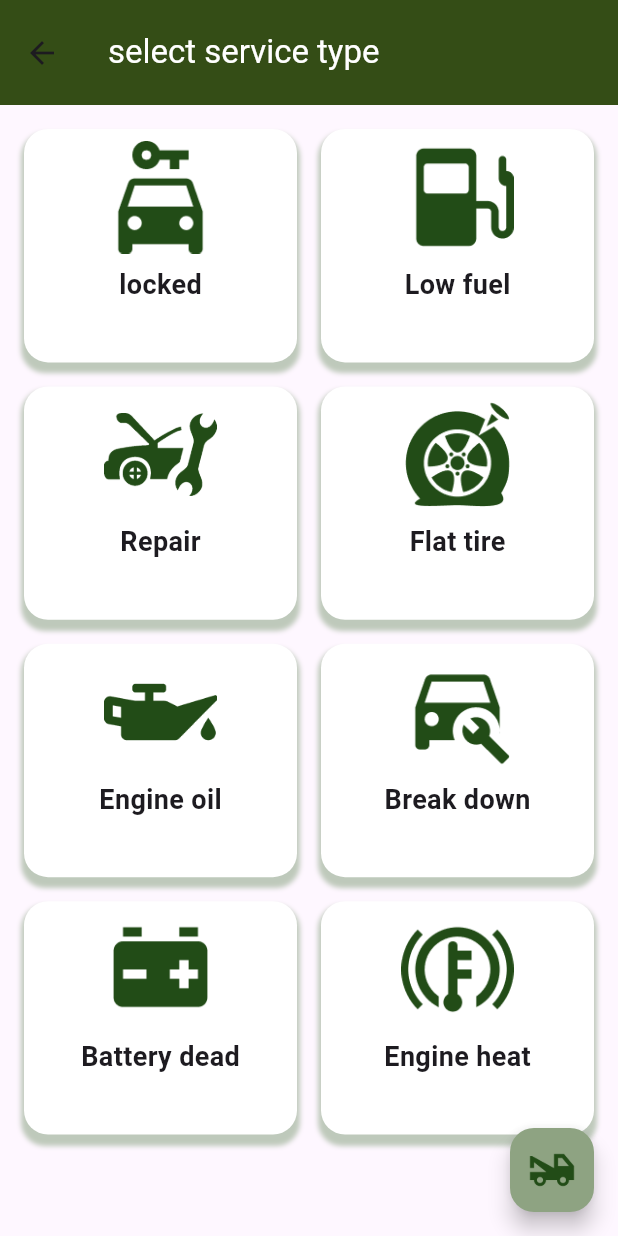
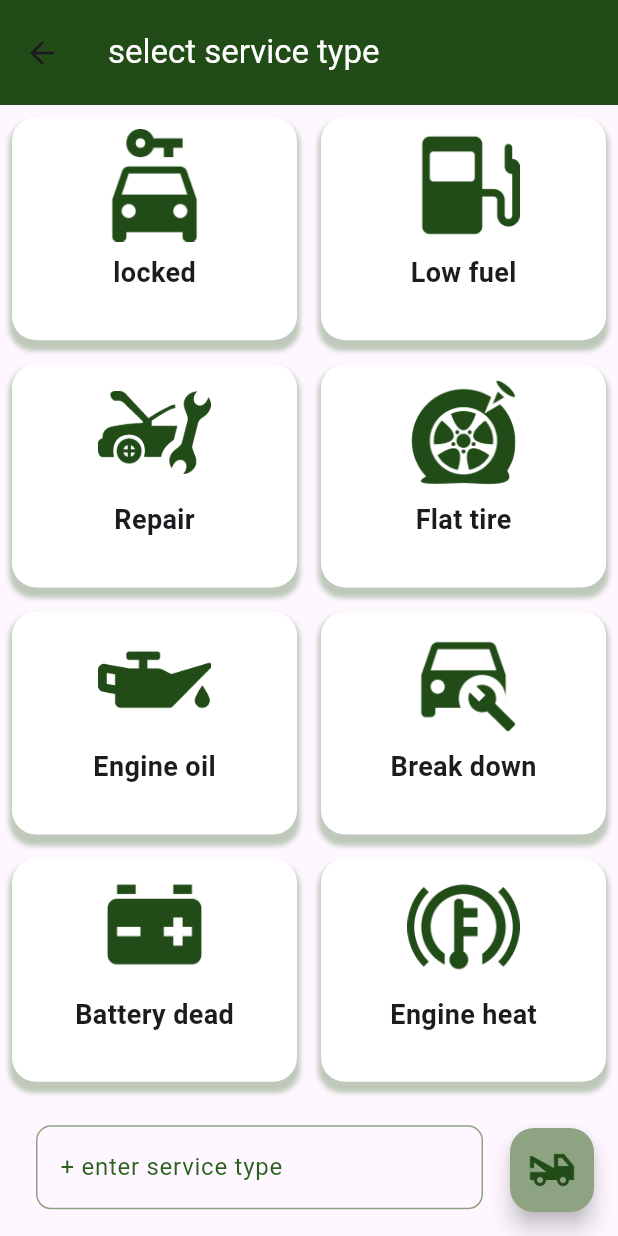
Before and after one commit to MohamedMagdy2810/Roadside-assitance, a Flutter app: the ServivesView screen opened by its route, on a phone screen of 412 x 824 dp. Run offline on Flutter 3.47's test engine with Material 3 defaults, Android fonts, the phone set to English and light mode, and no system bars; our stand-ins replace flutter_bloc, font_awesome_flutter, geolocator, google_maps_flutter, introduction_screen, modal_progress_hud_nsn and 1 more; accounts and stored records are empty.

Commit message:
create a input text fpr custom service

```diff
--- a/lib/views/services_page.dart
+++ b/lib/views/services_page.dart
@@ -1,13 +1,100 @@
+// import 'package:flutter/material.dart';
+// import 'package:roadside_assitance/constants.dart';
+// import 'package:roadside_assitance/models/service_model.dart';
+// import 'package:roadside_assitance/widgets/bottom_sheet.dart';
+// import 'package:roadside_assitance/widgets/custom_service_card.dart';
+// import 'package:roadside_assitance/widgets/custom_text_field.dart';
+
+// class ServivesView extends StatelessWidget {
+
+//   ServivesView({super.key});
+//   static String ID = 'servicsPage';
+//   final List<servicesCard> services = [
+//     servicesCard(
+//       service_model: serviceModel(
+//         name: 'locked',
+//         image: 'assets/images/locked.png',
+//       ),
+//     ),
+//     servicesCard(
+//         service_model: serviceModel(
+//             name: 'Low fuel', image: 'assets/images/low_fuel.png')),
+//     servicesCard(
+//         service_model:
+//             serviceModel(name: 'Repair', image: 'assets/images/Repair.png')),
+//     servicesCard(
+//         service_model: serviceModel(
+//             name: 'Flat tire', image: 'assets/images/flat_tire.png')),
+//     servicesCard(
+//         service_model: serviceModel(
+//             name: 'Engine oil', image: 'assets/images/engine_oil.png')),
+//     servicesCard(
+//         service_model: serviceModel(
+//             name: 'Break down', image: 'assets/images/break_down.png')),
+//     servicesCard(
+//         service_model: serviceModel(
+//             name: 'Battery dead', image: 'assets/images/battery_dead.png')),
+//     servicesCard(
+//         service_model: serviceModel(
+//             name: 'Engine heat', image: 'assets/images/engine_heat.png')),
+//     // servicesCard(
+//     //     service_model: serviceModel(
+//     //         name: 'Custom service', image: 'assets/images/p23.png',)),
+//   ];
+//   @override
+//   Widget build(BuildContext context) {
+//     return Scaffold(
+
+//       appBar: AppBar(
+//         toolbarHeight: 70,
+//         title: const Text(
+//           'select service type',
+//           style: TextStyle(color: Colors.white),
+//         ),
+//         backgroundColor:const  Color(0xff224C17),
+//       ),
+//       body: CustomScrollView(
+//         slivers: [
+//           SliverToBoxAdapter(child:GridView.builder(
+//           clipBehavior: Clip.none,
+//           gridDelegate: const SliverGridDelegateWithFixedCrossAxisCount(
+//             childAspectRatio: 3 / 2.6,
+//             crossAxisCount: 2, // Display two items per row
+//           ),
+//           itemCount: services.length,
+//           itemBuilder: (context, index) {
+//             return services[index];
+//           },
+//         ) ,),
+//         SliverToBoxAdapter(
+//           child: CustomTextField(hintText: 'enter service type'),
+//         )
+//         ],
+
+//       ),
+//       floatingActionButton: FloatingActionButton(onPressed: (){
+//         showModalBottomSheet(
+//           isScrollControlled: true,
+//           context: context, builder: (context){
+//           return const BottomSheetWidget();
+//         });
+//       },
+//       backgroundColor: KprimaryColor,
+//       child:Image.asset('assets/images/towing.png',height: 32,),),
+//     );
+//   }
+// }
 import 'package:flutter/material.dart';
 import 'package:roadside_assitance/constants.dart';
 import 'package:roadside_assitance/models/service_model.dart';
 import 'package:roadside_assitance/widgets/bottom_sheet.dart';
 import 'package:roadside_assitance/widgets/custom_service_card.dart';
+import 'package:roadside_assitance/widgets/custom_text_field.dart';
 
 class ServivesView extends StatelessWidget {
-
   ServivesView({super.key});
   static String ID = 'servicsPage';
+
   final List<servicesCard> services = [
     servicesCard(
       service_model: serviceModel(
@@ -19,24 +106,19 @@ class ServivesView extends StatelessWidget {
       service_model: serviceModel(
           name: 'Low fuel', image: 'assets/images/low_fuel.png')),
     servicesCard(
-        service_model:
-            serviceModel(name: 'Repair', image: 'assets/images/Repair.png')),
+      service_model: serviceModel(name: 'Repair', image: 'assets/images/Repair.png')),
     servicesCard(
-        service_model: serviceModel(
-            name: 'Flat tire', image: 'assets/images/flat_tire.png')),
+      service_model: serviceModel(name: 'Flat tire', image: 'assets/images/flat_tire.png')),
     servicesCard(
-        service_model: serviceModel(
-            name: 'Engine oil', image: 'assets/images/engine_oil.png')),
+      service_model: serviceModel(name: 'Engine oil', image: 'assets/images/engine_oil.png')),
     servicesCard(
-        service_model: serviceModel(
-            name: 'Break down', image: 'assets/images/break_down.png')),
+      service_model: serviceModel(name: 'Break down', image: 'assets/images/break_down.png')),
     servicesCard(
-        service_model: serviceModel(
-            name: 'Battery dead', image: 'assets/images/battery_dead.png')),
+      service_model: serviceModel(name: 'Battery dead', image: 'assets/images/battery_dead.png')),
     servicesCard(
-        service_model: serviceModel(
-            name: 'Engine heat', image: 'assets/images/engine_heat.png')),
+      service_model: serviceModel(name: 'Engine heat', image: 'assets/images/engine_heat.png')),
   ];
+
   @override
   Widget build(BuildContext context) {
     return Scaffold(
@@ -46,31 +128,46 @@ class ServivesView extends StatelessWidget {
           'select service type',
           style: TextStyle(color: Colors.white),
         ),
-        backgroundColor:const  Color(0xff344D16),
+        backgroundColor: const Color(0xff224C17),
       ),
-      body: Padding(
-        padding: const EdgeInsets.symmetric(horizontal: 8.0, vertical: 8),
-        child: GridView.builder(
-          clipBehavior: Clip.none,
+      body: CustomScrollView(
+        slivers: [
+          SliverGrid(
+            delegate: SliverChildBuilderDelegate(
+              (context, index) {
+                return services[index];
+              },
+              childCount: services.length,
+            ),
             gridDelegate: const SliverGridDelegateWithFixedCrossAxisCount(
-            childAspectRatio: 3 / 2.6,
+              childAspectRatio: 3 / 2.4,
               crossAxisCount: 2, // Display two items per row
             ),
-          itemCount: services.length,
-          itemBuilder: (context, index) {
-            return services[index];
-          },
+          ),
+          SliverToBoxAdapter(
+            child:SizedBox(height: 21,),
+          ),
+          SliverToBoxAdapter(
+            child: Padding(
+              padding: const EdgeInsets.only(right: 90.0,left: 24),
+              child: CustomTextField(hintText: '+ enter service type'),
             ),
           ),
-      floatingActionButton: FloatingActionButton(onPressed: (){
+        ],
+      ),
+      floatingActionButton: FloatingActionButton(
+        onPressed: () {
           showModalBottomSheet(
             isScrollControlled: true,
-          context: context, builder: (context){
+            context: context,
+            builder: (context) {
               return const BottomSheetWidget();
-        });
+            },
+          );
         },
         backgroundColor: KprimaryColor,
-      child:Image.asset('assets/images/towing.png',height: 32,),),
+        child: Image.asset('assets/images/towing.png', height: 32),
+      ),
     );
   }
 }
```
Lines whose indentation alone changed are shown as unchanged.
